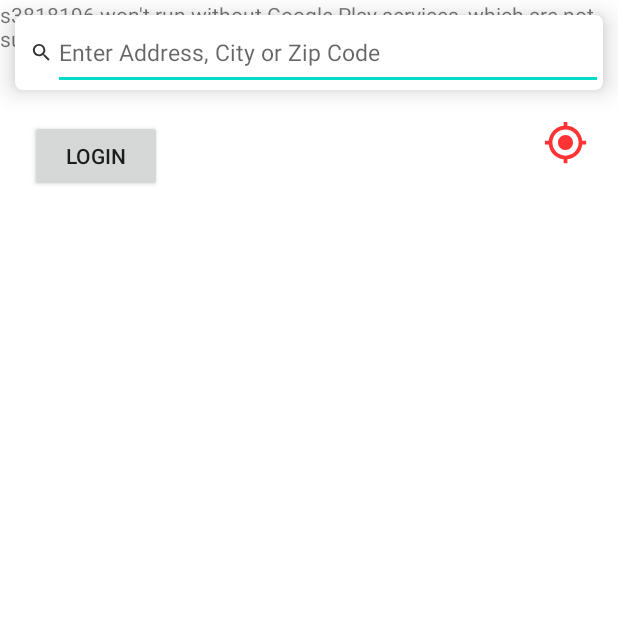
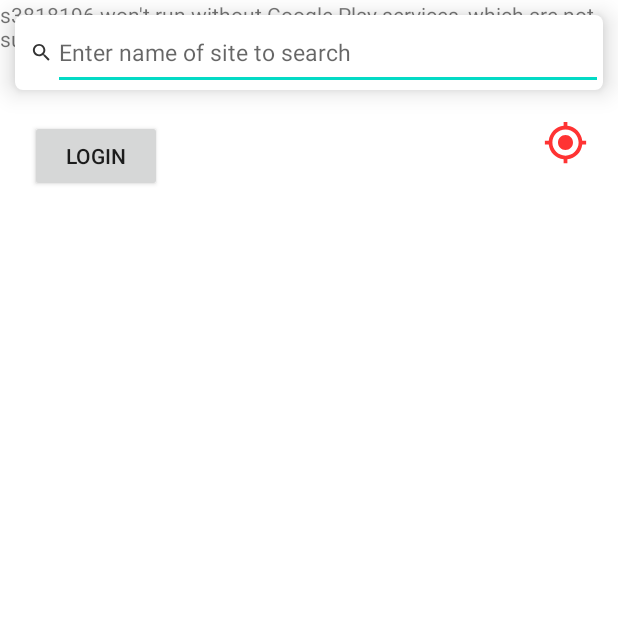
Before and after one commit to tuongnc-0401/Android_A2, an Android app: the AddNewSite screen opened directly, with no data from a screen before it, after a tap on "ADD A NEW SITE", on a phone screen of 412 x 824 dp, the top half of it. Run offline under Robolectric (Android 15) with nearby library versions, the phone set to English and light mode, and no system bars; libraries missing offline, so code that uses them is left out: com.google.maps.android.

Commit message:
Finish search by Name of Site

```diff
--- a/app/src/main/java/rmit/tuong/s3818196/MapsActivity.java
+++ b/app/src/main/java/rmit/tuong/s3818196/MapsActivity.java
@@ -18,6 +18,7 @@ import android.view.KeyEvent;
 import android.view.LayoutInflater;
 import android.view.View;
 import android.view.inputmethod.EditorInfo;
+import android.widget.AdapterView;
 import android.widget.ArrayAdapter;
 import android.widget.AutoCompleteTextView;
 import android.widget.Button;
@@ -149,14 +150,40 @@ public class MapsActivity extends FragmentActivity implements OnMapReadyCallback
     }
 
     private void searchFunction() {
-        String[] site = new String[]{
-                "quochuy sdfs ", "hehe sfsdf ", "sdfdsf sdfdfsf","hellocacban sfd fs"
-        };
+
+        List<SiteModel> siteSearch = databaseHelper.getAllSite();
+
+        List<String> site = new ArrayList<>();
+        for (SiteModel siteEach: siteSearch) {
+            site.add(siteEach.getName());
+        }
 
 
         AutoCompleteTextView editText = findViewById(R.id.input_search);
-        ArrayAdapter<String> adapter = new ArrayAdapter<String>(this, android.R.layout.simple_list_item_1,site);
+        ArrayAdapter<SiteModel> adapter = new ArrayAdapter<SiteModel>(this, android.R.layout.simple_list_item_1,siteSearch);
         editText.setAdapter(adapter);
+        editText.setOnItemClickListener(new AdapterView.OnItemClickListener() {
+            @Override
+            public void onItemClick(AdapterView<?> adapterView, View view, int i, long l) {
+                SiteModel clickedSite = (SiteModel) adapterView.getItemAtPosition(i);
+
+//                String name = adapterView.getItemAtPosition(i).toString();
+//                LatLng result = findLocation(name,siteSearch);
+//              //  mMap.moveCamera(CameraUpdateFactory.newLatLng(result));
+               mMap.animateCamera(CameraUpdateFactory.newLatLngZoom(new LatLng(clickedSite.getLatitude(),clickedSite.getLongitude()),17f));
+
+            }
+        });
+    }
+
+    private LatLng findLocation(String name, List<SiteModel> siteSearch){
+        for (SiteModel siteEach: siteSearch) {
+            if(siteEach.getName().equals(name)){
+               LatLng tmp = new LatLng(siteEach.getLatitude(),siteEach.getLongitude());
+               return tmp;
+            }
+        }
+        return null;
     }
 
     /**
--- a/app/src/main/java/rmit/tuong/s3818196/SiteModel.java
+++ b/app/src/main/java/rmit/tuong/s3818196/SiteModel.java
@@ -152,7 +152,7 @@ public class SiteModel implements ClusterItem {
 
     @Override
     public String toString() {
-        return "Site: "+name;
+        return name;
     }
 
     @NonNull
--- a/app/src/main/res/layout/activity_maps.xml
+++ b/app/src/main/res/layout/activity_maps.xml
@@ -37,7 +37,7 @@ tools:context=".MapsActivity">
             android:layout_height="match_parent"
             android:layout_centerVertical="true"
             android:layout_toRightOf="@+id/ic_magnify"
-            android:hint="Enter Address, City or Zip Code"
+            android:hint="Enter name of site to search"
             android:imeOptions="actionSearch"
             android:textColor="#000"
             android:textSize="15sp" />
```
